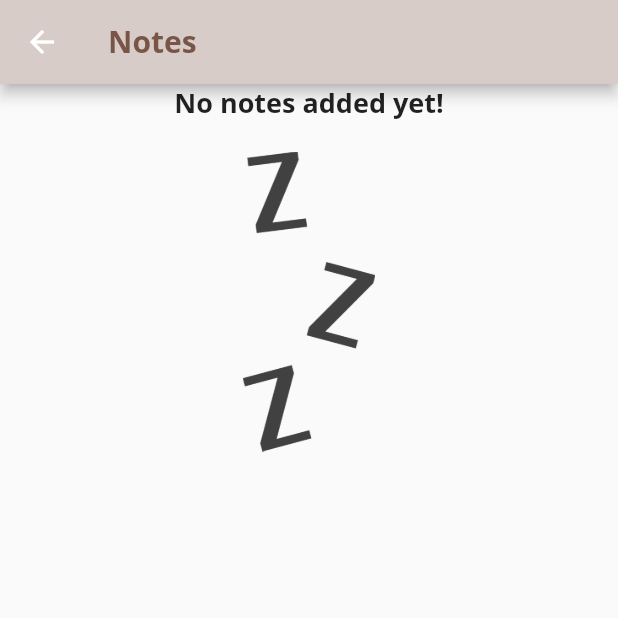
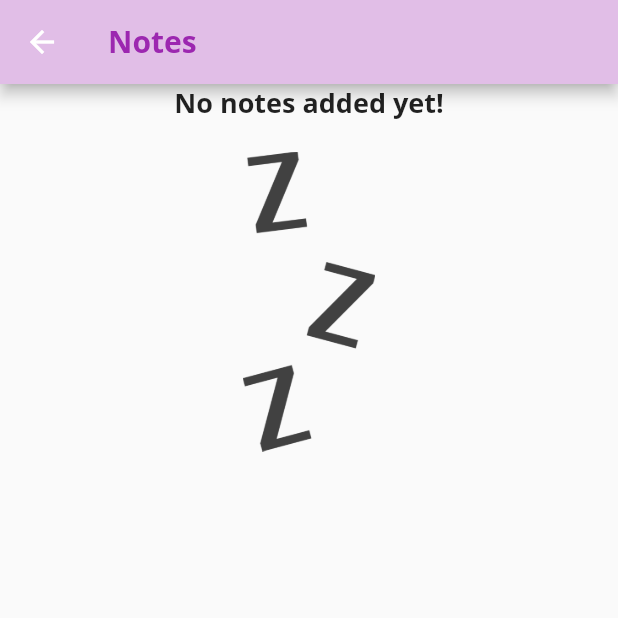
Before and after one commit to Chloetene/FOCAL, a Flutter app: the screen it shows after launch, after a tap on the "note" icon, on a phone screen of 412 x 824 dp, the top half of it. Run offline on Flutter 3.47's test engine with Material 2 defaults, Android fonts, the phone set to English and light mode, and no system bars; our stand-ins replace charts_flutter, flutter_blue, flutter_local_notifications; missing offline and left inert: flutter_sparkline, oscilloscope.

Commit message:
Revert "New BT UI code"
This reverts commit 5daa57417b960e7988034fb86239bc972e0b90b1.

```diff
--- a/cair_app_v2/lib/main.dart
+++ b/cair_app_v2/lib/main.dart
@@ -12,6 +12,7 @@ import 'package:flutter_sparkline/flutter_sparkline.dart';
 import './models/graphs.dart';
 import './widgets/notes_list.dart';
 import './widgets/new_note.dart';
+import './widgets/overall.dart';
 import './models/dailynotes.dart';
 
 import 'package:cair_app_v2/ble/bluetooth.dart';
@@ -94,6 +95,9 @@ final SnackBar snackBar =
 void openPage(BuildContext context) {
   Navigator.push(context, MaterialPageRoute(
     builder: (BuildContext context) {
+      /*final settingsappBar = AppBar(
+          title: const Text('Settings'),
+        ),*/
       return Scaffold(
         appBar: AppBar(
           title: const Text('Settings'),
@@ -109,20 +113,20 @@ void openPage(BuildContext context) {
   ));
 }
 
-void openNotesPage(BuildContext context, _userNotes) {
+void openNotesPage(BuildContext context, _userNotes, _deleteNote) {
   Navigator.push(context, MaterialPageRoute(
     builder: (BuildContext context) {
       return Scaffold(
         appBar: AppBar(
-          title: const Text('Notes', style: TextStyle(color: Colors.brown)),
-          backgroundColor: Colors.brown[100],
+          title: const Text('Notes', style: TextStyle(color: Colors.purple)),
+          backgroundColor: Colors.purple[100],
         ),
         body: SingleChildScrollView(
           child: Column(
               mainAxisAlignment: MainAxisAlignment.start,
               crossAxisAlignment: CrossAxisAlignment.stretch,
               children: <Widget>[
-                NotesList(_userNotes),
+                NotesList(_userNotes, _deleteNote),
                 //NotesList(x),
               ]),
         ),
@@ -143,21 +147,31 @@ class _CairAppState extends State<CairApp> {
   bool init = true;
   bool bt_init = true;
 
-  //DataListStream dlstream = new DataListStream(width: 86400);
-  BluetoothConnection connection;
+  DataListStream dlstream = new DataListStream(width: 86400);
   FlutterBlueApp btapp;
 
   final List<Notes> _userNotes = [
-    /*Notes(
-      ansone: 'I am good',
+    /*
+    Notes(
+      id: DateTime.now(),
+      ansone: '10',
       anstwo: 'I am fine',
       ansthree: 'I am great',
       date: DateTime.now(),
-    ),*/
+    ),
+    Notes(
+      id: DateTime.now(),
+      ansone: '6',
+      anstwo: 'I am fine',
+      ansthree: 'I am great',
+      date: DateTime.now(),
+    ),
+    */
   ];
 
   void _addNewNote(String ntone, String nttwo, String ntthree) {
     final newNt = Notes(
+      id: DateTime.now().toString(),
       ansone: ntone,
       anstwo: nttwo,
       ansthree: ntthree,
@@ -168,6 +182,12 @@ class _CairAppState extends State<CairApp> {
       _userNotes.add(newNt);
     });
     Navigator.of(context).pop(); //close + button after entering note
+  }
+
+  void _deleteNote(String id) {
+    setState(() {
+      _userNotes.removeWhere((nt) => nt.id == id);
+    });
   }
 
   void _startAddNewNote(BuildContext ctx) {
@@ -254,21 +274,17 @@ class _CairAppState extends State<CairApp> {
   String secondanswer;
 
   void _init() {
-    //dlstream.set_stream(count_list());
-    //dlstream.run();
+    dlstream.set_stream(count_list());
+    dlstream.run();
   }
 
   @override
   Widget build(BuildContext context) {
-
     if (init) {
       _init();
       init = false;
     }
-
-    return Scaffold(
-      key: scaffoldKey,
-      appBar: AppBar(
+    final appBar = AppBar(
       backgroundColor: Theme.of(context).primaryColorLight,
       title: const Text(
         'FOCAL Homepage',
@@ -284,7 +300,8 @@ class _CairAppState extends State<CairApp> {
         tooltip: 'Show notes',
         color: Theme.of(context).primaryColorDark,
         onPressed: () {
-            openNotesPage(context, _userNotes);
+          //openNotesPage(context, _userNotes);
+          openNotesPage(context, _userNotes, _deleteNote);
         },
       ),
       centerTitle: true,
@@ -304,40 +321,52 @@ class _CairAppState extends State<CairApp> {
           tooltip: 'Settings',
           onPressed: () {
             if (bt_init) {
-                btapp = new FlutterBlueApp(connection: connection);
+              btapp = new FlutterBlueApp(dlstream: dlstream);
               bt_init = false;
             }
-              Navigator.of(context).push(MaterialPageRoute(builder: (context) => btapp));
+            Navigator.of(context)
+                .push(MaterialPageRoute(builder: (context) => btapp));
           },
         ),
       ],
-      ),
+    );
+
+    return Scaffold(
+      key: scaffoldKey,
+      appBar: appBar,
       body: SingleChildScrollView(
         child: Column(
             mainAxisAlignment: MainAxisAlignment.start,
             crossAxisAlignment: CrossAxisAlignment.stretch,
             children: <Widget>[
+              Container(
+                  height: (MediaQuery.of(context).size.height -
+                          appBar.preferredSize.height - MediaQuery.of(context).padding.top) *
+                      0.2,
+                  child: Overall()),
+              /*
               Card(
                 color: Theme.of(context).primaryColorDark,
                 child: Container(
                   width: double.infinity,
                   child: Text('Overall Stress Level:'),
                 ),
-              margin: EdgeInsets.all(5),
+                margin: EdgeInsets.all(15),
                 elevation: 5,
-            ),
+              ),*/
               //UserNotes(),
               Column(
                 children: graphs.map((gr) {
                   return Container(
                     width: 400,
                     child: Card(
-                    child: GraphWidget( //need to import graphwidget
+                      child: GraphWidget(
+                        //need to import graphwidget
                         name: gr.title,
                         width: 300,
                         height: 150,
                         color: Theme.of(context).primaryColorDark,
-                      //stream: dlstream,
+                        stream: dlstream,
                         column: gr.column,
                         use_static_data: false,
                         staticData: dataSets[gr.column],
@@ -346,9 +375,9 @@ class _CairAppState extends State<CairApp> {
                   );
                 }).toList(),
               ),
-          ]
+            ]),
       ),
-      ),
+      floatingActionButtonLocation: FloatingActionButtonLocation.centerFloat,
       floatingActionButton: FloatingActionButton(
         child: Icon(Icons.add),
         onPressed: () => _startAddNewNote(context),
--- a/cair_app_v2/lib/models/dailynotes.dart
+++ b/cair_app_v2/lib/models/dailynotes.dart
@@ -1,12 +1,14 @@
 import 'package:flutter/material.dart';
 
 class Notes {
-  String ansone;
-  String anstwo;
-  String ansthree;
-  DateTime date;
+  final String id;
+  final String ansone;
+  final String anstwo;
+  final String ansthree;
+  final DateTime date;
 
   Notes({
+    @required this.id,
     @required this.ansone,
     @required this.anstwo,
     @required this.ansthree,
```
Also changed, not shown: cair_app_v2/lib/ble/bluetooth.dart (+25 -134 lines), cair_app_v2/lib/widgets/new_note.dart (+23 -6 lines), cair_app_v2/lib/widgets/notes_list.dart (+73 -83 lines). Lines whose indentation alone changed are shown as unchanged.
